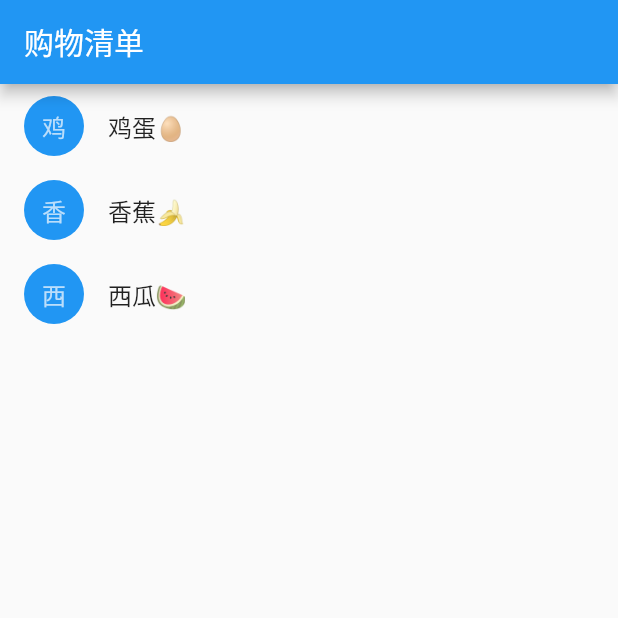
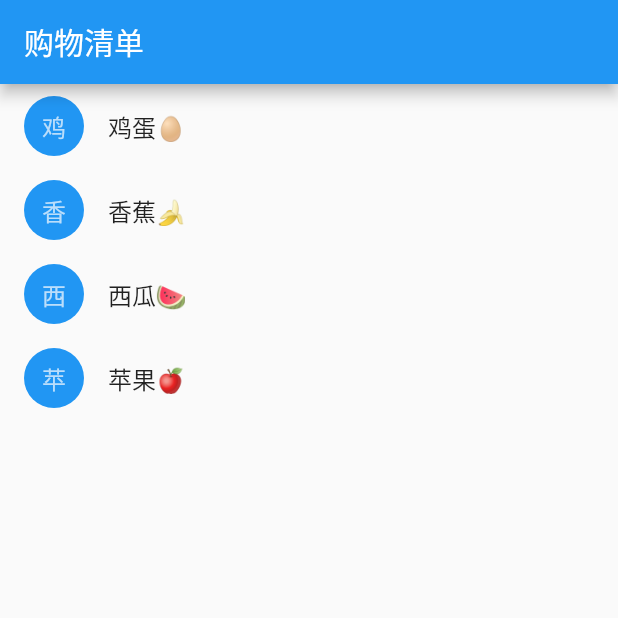
Before and after one commit to qiaoyunrui/FlutterExercise, a Flutter app: the screen it shows after launch, on a phone screen of 412 x 824 dp, the top half of it. Run offline on Flutter 3.47's test engine with Material 2 defaults, Android fonts, the phone set to English and light mode, and no system bars.

Commit message:
[Version] List&Item

```diff
--- a/lib/main.dart
+++ b/lib/main.dart
@@ -45,7 +45,8 @@ class _ShoppingListState extends State<ShoppingList> {
 final List<Product> _kProducts = <Product>[
   new Product(name: "鸡蛋🥚"),
   new Product(name: "香蕉🍌"),
-  new Product(name: "西瓜🍉")
+  new Product(name: "西瓜🍉"),
+  new Product(name: "苹果🍎")
 ];
 
 void main() {
```
